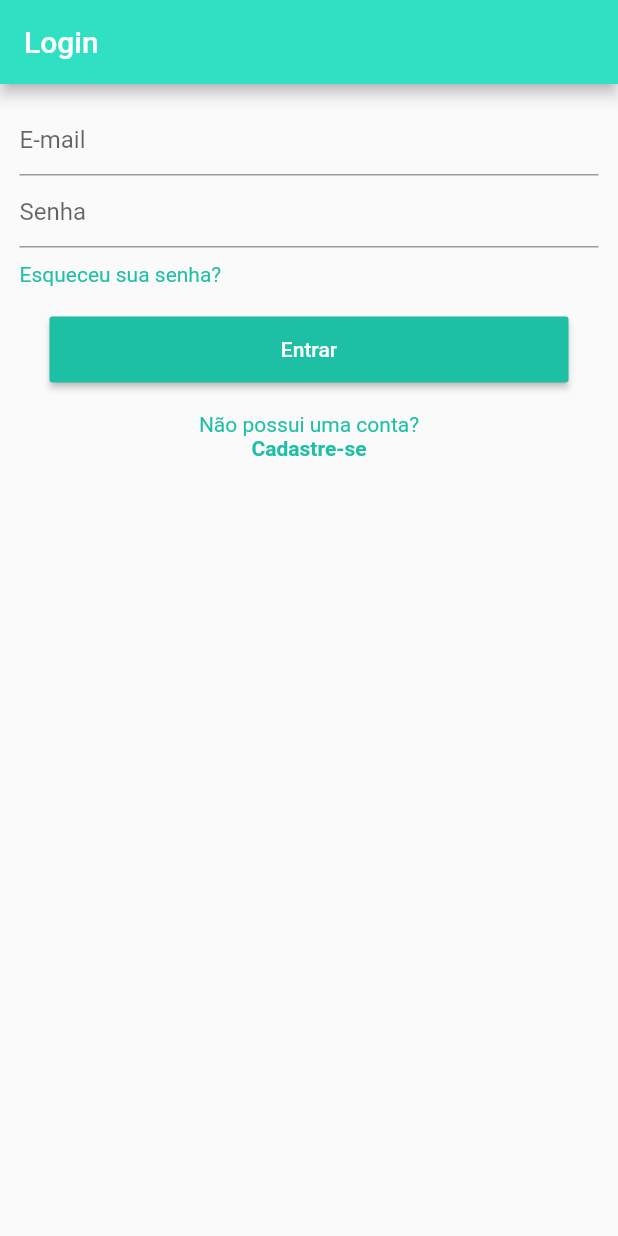
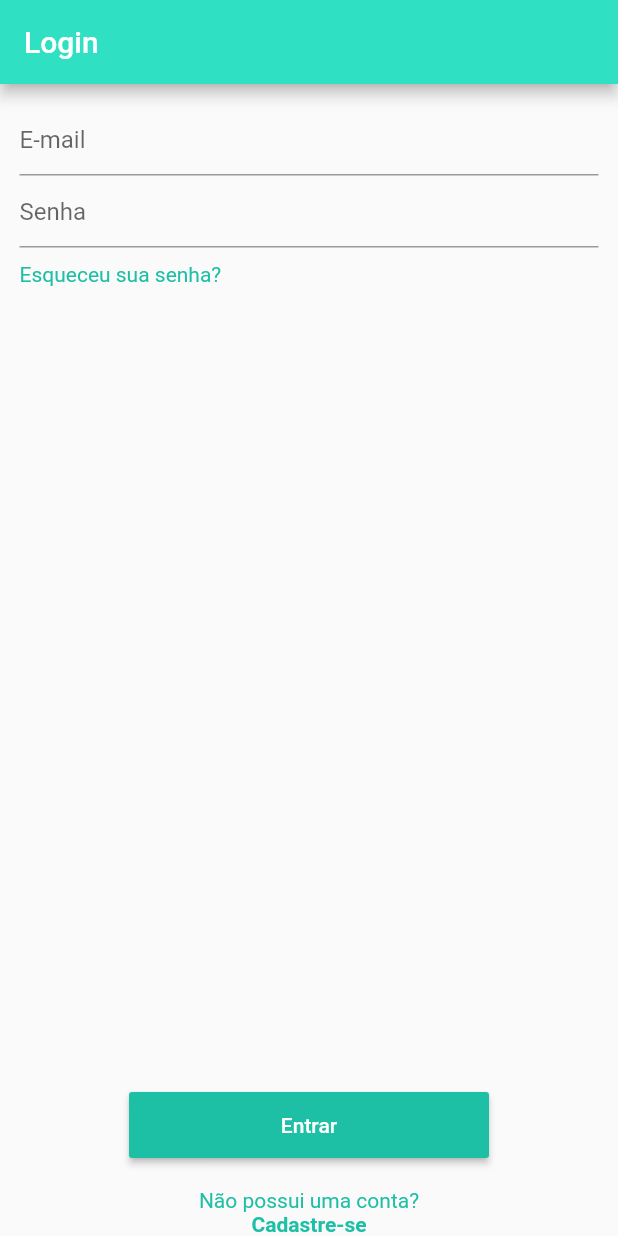
Before and after one commit to dakoctba/callma, a Flutter app: the screen it shows after launch, on a phone screen of 412 x 824 dp. Run offline on Flutter 3.47's test engine with Material 2 defaults, Android fonts, the phone set to English and light mode, and no system bars; our stand-ins replace cloud_firestore, qr_flutter, share; accounts and stored records are empty.

Commit message:
Expanded em login

```diff
--- a/lib/modules/login/screens/LoginScreen.dart
+++ b/lib/modules/login/screens/LoginScreen.dart
@@ -5,7 +5,6 @@ import 'package:callma/util/validations/FormValidators.dart';
 import 'package:flutter/material.dart';
 
 class LoginScreen extends StatelessWidget {
-
   final _formKey = GlobalKey<FormState>();
 
   @override
@@ -14,13 +13,14 @@ class LoginScreen extends StatelessWidget {
         appBar: CallmaAppBar("Login"),
         body: Form(
             key: _formKey,
+            child: Column(
+              children: <Widget>[
+                Expanded(
                   child: ListView(
                     padding: EdgeInsets.all(13),
                     children: <Widget>[
                       TextFormField(
-              decoration: InputDecoration(
-                hintText: "E-mail"
-              ),
+                        decoration: InputDecoration(hintText: "E-mail"),
                         keyboardType: TextInputType.emailAddress,
                         validator: (email) {
                           if (!FormValidators.isEmailValid(email)) {
@@ -30,9 +30,7 @@ class LoginScreen extends StatelessWidget {
                         },
                       ),
                       TextFormField(
-              decoration: InputDecoration(
-                  hintText: "Senha"
-              ),
+                        decoration: InputDecoration(hintText: "Senha"),
                         obscureText: true,
                       ),
                       SizedBox(height: 10),
@@ -42,6 +40,11 @@ class LoginScreen extends StatelessWidget {
                           debugPrint("Esqueci minha senha...");
                         },
                       ),
+                    ],
+                  ),
+                ),
+                Column(
+                  children: <Widget>[
                     CallmaButton("Entrar", () {
                       if (_formKey.currentState.validate()) {
                         debugPrint("Entrando...");
@@ -49,20 +52,18 @@ class LoginScreen extends StatelessWidget {
                     }),
                     Align(
                         alignment: Alignment.center,
-              child: Text("Não possui uma conta?", style: TextStyle(color: CallmaColors.VERDE_ESCURO))
-            ),
+                        child: Text("Não possui uma conta?", style: TextStyle(color: CallmaColors.VERDE_ESCURO))),
                     Align(
                         alignment: Alignment.center,
                         child: GestureDetector(
-                child: Text("Cadastre-se", style: TextStyle(color: CallmaColors.VERDE_ESCURO, fontWeight: FontWeight.bold)),
+                            child: Text("Cadastre-se",
+                                style: TextStyle(color: CallmaColors.VERDE_ESCURO, fontWeight: FontWeight.bold)),
                             onTap: () {
                               debugPrint("Cadastre-se...");
-                }
-              )
+                            }))
+                  ],
                 )
               ],
-        ),
-      )
-    );
+            )));
   }
 }
```
Lines whose indentation alone changed are shown as unchanged.
